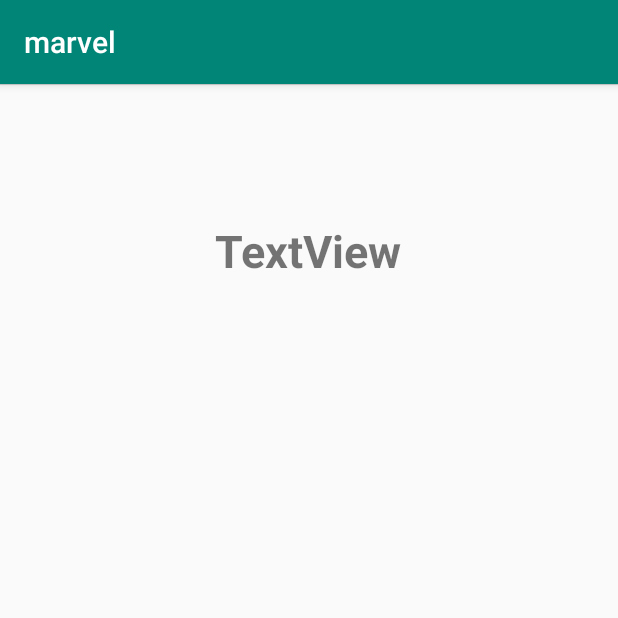
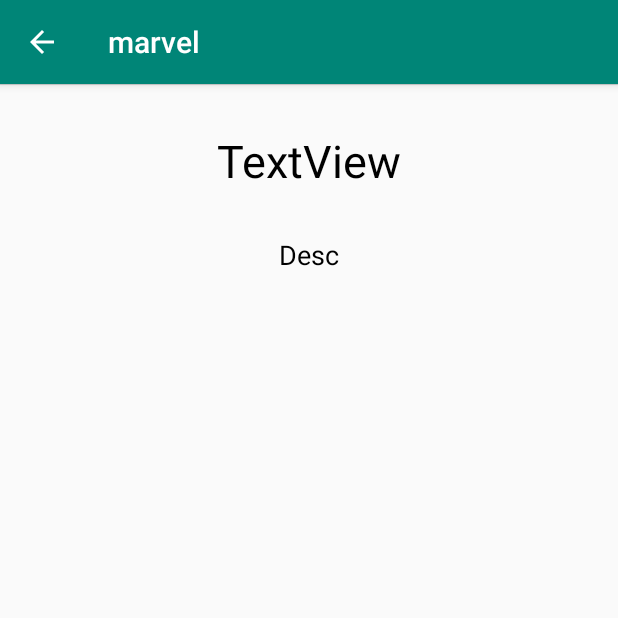
Before and after one commit to hamzon55/marvel, an Android app: the DetailCharacterActivity screen opened directly, with no data from a screen before it, on a phone screen of 412 x 824 dp, the top half of it. Run offline under Robolectric (Android 15) with nearby library versions, the phone set to English and light mode, and no system bars; our stand-ins replace Picasso; network calls fail; pictures from the network do not load; 4 statements that could not run were skipped.

Commit message:
added description and back button

```diff
--- a/app/src/main/java/com/example/hamzajerbi/marvel/DetailCharacter/DetailCharacterActivity.kt
+++ b/app/src/main/java/com/example/hamzajerbi/marvel/DetailCharacter/DetailCharacterActivity.kt
@@ -18,12 +18,14 @@ class DetailCharacterActivity : BaseActivity(), DetailCharacterPresenterToViewIn
     override val contxt: Context = this
     private var characterName: TextView? = null
     private var imageCharacter: ImageView? = null
+    private var characteDesc: TextView? = null
 
     override fun onCreate(savedInstanceState: Bundle?) {
         DetailCharacterRouter.configure(this)
         super.onCreate(savedInstanceState)
         setContentView(R.layout.character_detail_activity)
         characterName = findViewById(R.id.detailName)
+        characteDesc = findViewById(R.id.detailDesc)
         imageCharacter = findViewById(R.id.imageView)
          var receivedModel = intent.getSerializableExtra("model")
 
@@ -32,8 +34,17 @@ class DetailCharacterActivity : BaseActivity(), DetailCharacterPresenterToViewIn
 
             Picasso.get().load(fullPath).into(imageCharacter);
             characterName?.setText(castedModel.name)
+            characteDesc?.setText(castedModel.description)
+
+        getSupportActionBar()?.setDisplayHomeAsUpEnabled(true);
+        getSupportActionBar()?.setDisplayShowHomeEnabled(true);
 
         }
+
+    override fun onSupportNavigateUp(): Boolean {
+        onBackPressed()
+        return true
+    }
 
 
 
--- a/app/src/main/res/layout/character_detail_activity.xml
+++ b/app/src/main/res/layout/character_detail_activity.xml
@@ -1,10 +1,12 @@
 <?xml version="1.0" encoding="utf-8"?>
 <RelativeLayout
         xmlns:android="http://schemas.android.com/apk/res/android"
-        xmlns:app="http://schemas.android.com/apk/res-auto" android:orientation="vertical"
+        xmlns:app="http://schemas.android.com/apk/res-auto"
+        android:orientation="vertical"
         android:gravity="center_horizontal"
         android:layout_width="match_parent"
         android:layout_height="match_parent">
+
 
     <TextView
             android:text="TextView"
@@ -12,10 +14,31 @@
             android:layout_height="wrap_content"
             android:id="@+id/detailName"
             android:layout_below="@id/imageView"
-            android:textStyle="bold"
-            android:textSize="30sp" android:layout_centerHorizontal="true" android:layout_marginTop="90dp"/>
+            android:textSize="30sp"
+            android:layout_centerHorizontal="true"
+            android:layout_marginTop="30dp"
+            android:textColor="@android:color/black"/>
     <ImageView
             android:layout_width="match_parent"
             app:srcCompat="@mipmap/ic_launcher"
-            android:id="@+id/imageView" android:layout_height="wrap_content" android:scaleType="centerCrop"/>
+            android:id="@+id/imageView"
+            android:layout_height="wrap_content"
+            android:scaleType="centerCrop"/>
+
+
+    <TextView
+            android:text="Desc"
+            android:layout_width="wrap_content"
+            android:layout_height="wrap_content"
+            android:id="@+id/detailDesc"
+            android:layout_below="@id/detailName"
+            android:textSize="18sp"
+            android:gravity="center"
+            android:layout_marginStart="20dp"
+            android:layout_marginEnd="20dp"
+            android:layout_centerHorizontal="true"
+            android:layout_marginTop="30dp"
+            android:textColor="@android:color/black"/>
+
+
 </RelativeLayout>
```
